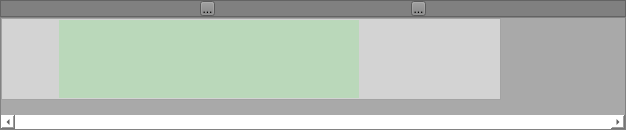
hiergaut/AnimTimeline, file testAnimTimeline/animtimeline.ui: the form before one commit.
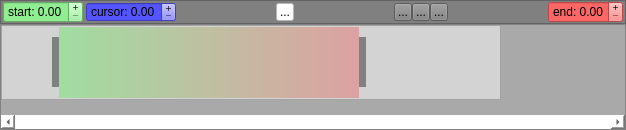
The form after the commit. Icons and pictures are not drawn. Custom widgets are drawn as their Qt base class.

```diff
--- a/testAnimTimeline/animtimeline.ui
+++ b/testAnimTimeline/animtimeline.ui
@@ -53,7 +53,7 @@
    <item>
     <widget class="QFrame" name="frame_buttons">
      <property name="sizePolicy">
-      <sizepolicy hsizetype="Preferred" vsizetype="Fixed">
+      <sizepolicy hsizetype="MinimumExpanding" vsizetype="Fixed">
        <horstretch>0</horstretch>
        <verstretch>0</verstretch>
       </sizepolicy>
@@ -61,7 +61,7 @@
      <property name="minimumSize">
       <size>
        <width>0</width>
-       <height>15</height>
+       <height>22</height>
       </size>
      </property>
      <property name="styleSheet">
@@ -73,15 +73,27 @@
      <property name="frameShadow">
       <enum>QFrame::Raised</enum>
      </property>
+     <property name="lineWidth">
+      <number>1</number>
+     </property>
      <layout class="QHBoxLayout" name="horizontalLayout">
+      <property name="spacing">
+       <number>0</number>
+      </property>
+      <property name="leftMargin">
+       <number>2</number>
+      </property>
       <property name="topMargin">
        <number>0</number>
       </property>
+      <property name="rightMargin">
+       <number>2</number>
+      </property>
       <property name="bottomMargin">
        <number>0</number>
       </property>
       <item>
-       <widget class="QToolButton" name="toolButton_5">
+       <widget class="QDoubleSpinBox" name="doubleSpinBox">
         <property name="sizePolicy">
          <sizepolicy hsizetype="Fixed" vsizetype="Fixed">
           <horstretch>0</horstretch>
@@ -96,23 +108,42 @@
         </property>
         <property name="maximumSize">
          <size>
-          <width>15</width>
-          <height>15</height>
+          <width>80</width>
+          <height>16777215</height>
          </size>
         </property>
-        <property name="text">
-         <string>...</string>
+        <property name="styleSheet">
+         <string notr="true">background-color: lightgreen</string>
         </property>
-        <property name="iconSize">
+        <property name="buttonSymbols">
+         <enum>QAbstractSpinBox::PlusMinus</enum>
+        </property>
+        <property name="prefix">
+         <string>start: </string>
+        </property>
+        <property name="decimals">
+         <number>2</number>
+        </property>
+       </widget>
+      </item>
+      <item>
+       <spacer name="horizontalSpacer_4">
+        <property name="orientation">
+         <enum>Qt::Horizontal</enum>
+        </property>
+        <property name="sizeType">
+         <enum>QSizePolicy::Minimum</enum>
+        </property>
+        <property name="sizeHint" stdset="0">
          <size>
-          <width>10</width>
-          <height>10</height>
+          <width>3</width>
+          <height>20</height>
          </size>
         </property>
-       </widget>
+       </spacer>
       </item>
       <item>
-       <widget class="QToolButton" name="toolButton">
+       <widget class="QDoubleSpinBox" name="doubleSpinBox_3">
         <property name="sizePolicy">
          <sizepolicy hsizetype="Fixed" vsizetype="Fixed">
           <horstretch>0</horstretch>
@@ -121,24 +152,171 @@
         </property>
         <property name="minimumSize">
          <size>
-          <width>10</width>
-          <height>10</height>
+          <width>70</width>
+          <height>0</height>
          </size>
         </property>
         <property name="maximumSize">
          <size>
+          <width>90</width>
+          <height>20</height>
+         </size>
+        </property>
+        <property name="styleSheet">
+         <string notr="true">background-color: #5555ff</string>
+        </property>
+        <property name="buttonSymbols">
+         <enum>QAbstractSpinBox::PlusMinus</enum>
+        </property>
+        <property name="prefix">
+         <string>cursor: </string>
+        </property>
+        <property name="decimals">
+         <number>2</number>
+        </property>
+       </widget>
+      </item>
+      <item>
+       <spacer name="horizontalSpacer_3">
+        <property name="orientation">
+         <enum>Qt::Horizontal</enum>
+        </property>
+        <property name="sizeType">
+         <enum>QSizePolicy::Expanding</enum>
+        </property>
+        <property name="sizeHint" stdset="0">
+         <size>
+          <width>40</width>
+          <height>20</height>
+         </size>
+        </property>
+       </spacer>
+      </item>
+      <item>
+       <widget class="QToolButton" name="toolButton_keyPose">
+        <property name="sizePolicy">
+         <sizepolicy hsizetype="Fixed" vsizetype="Fixed">
+          <horstretch>0</horstretch>
+          <verstretch>0</verstretch>
+         </sizepolicy>
+        </property>
+        <property name="maximumSize">
+         <size>
+          <width>18</width>
+          <height>18</height>
+         </size>
+        </property>
+        <property name="styleSheet">
+         <string notr="true">background-color:white;</string>
+        </property>
+        <property name="text">
+         <string>...</string>
+        </property>
+        <property name="icon">
+         <iconset resource="timeline.qrc">
+          <normaloff>:/images/key.png</normaloff>:/images/key.png</iconset>
+        </property>
+        <property name="iconSize">
+         <size>
           <width>15</width>
           <height>15</height>
          </size>
         </property>
+       </widget>
+      </item>
+      <item>
+       <spacer name="horizontalSpacer_5">
+        <property name="orientation">
+         <enum>Qt::Horizontal</enum>
+        </property>
+        <property name="sizeHint" stdset="0">
+         <size>
+          <width>40</width>
+          <height>20</height>
+         </size>
+        </property>
+       </spacer>
+      </item>
+      <item>
+       <widget class="QToolButton" name="toolButton_2">
+        <property name="maximumSize">
+         <size>
+          <width>18</width>
+          <height>18</height>
+         </size>
+        </property>
         <property name="text">
          <string>...</string>
         </property>
-        <property name="iconSize">
+       </widget>
+      </item>
+      <item>
+       <widget class="QToolButton" name="toolButton_3">
+        <property name="maximumSize">
          <size>
-          <width>10</width>
-          <height>10</height>
+          <width>18</width>
+          <height>18</height>
          </size>
+        </property>
+        <property name="text">
+         <string>...</string>
+        </property>
+       </widget>
+      </item>
+      <item>
+       <widget class="QToolButton" name="toolButton_4">
+        <property name="maximumSize">
+         <size>
+          <width>18</width>
+          <height>18</height>
+         </size>
+        </property>
+        <property name="text">
+         <string>...</string>
+        </property>
+       </widget>
+      </item>
+      <item>
+       <spacer name="horizontalSpacer">
+        <property name="orientation">
+         <enum>Qt::Horizontal</enum>
+        </property>
+        <property name="sizeHint" stdset="0">
+         <size>
+          <width>40</width>
+          <height>20</height>
+         </size>
+        </property>
+       </spacer>
+      </item>
+      <item>
+       <widget class="QDoubleSpinBox" name="doubleSpinBox_2">
+        <property name="sizePolicy">
+         <sizepolicy hsizetype="Fixed" vsizetype="Fixed">
+          <horstretch>0</horstretch>
+          <verstretch>0</verstretch>
+         </sizepolicy>
+        </property>
+        <property name="minimumSize">
+         <size>
+          <width>61</width>
+          <height>0</height>
+         </size>
+        </property>
+        <property name="maximumSize">
+         <size>
+          <width>75</width>
+          <height>16777215</height>
+         </size>
+        </property>
+        <property name="styleSheet">
+         <string notr="true">background-color: #ff6666</string>
+        </property>
+        <property name="buttonSymbols">
+         <enum>QAbstractSpinBox::PlusMinus</enum>
+        </property>
+        <property name="prefix">
+         <string>end: </string>
         </property>
        </widget>
       </item>
@@ -177,7 +355,7 @@
         <x>0</x>
         <y>0</y>
         <width>500</width>
-        <height>98</height>
+        <height>93</height>
        </rect>
       </property>
       <property name="sizePolicy">
@@ -320,6 +498,9 @@
             <property name="cursor">
              <cursorShape>SizeHorCursor</cursorShape>
             </property>
+            <property name="styleSheet">
+             <string notr="true">background-color: gray;</string>
+            </property>
             <property name="text">
              <string/>
             </property>
@@ -343,7 +524,7 @@
              </size>
             </property>
             <property name="styleSheet">
-             <string notr="true">background-color: qlineargradient(spread:pad, x1: 0 y1: 0, x2: 0 y2: 1, stop:0 rgba(0,255, 0, 30), stop:1 rgba(0, 255, 0, 30));
+             <string notr="true">background-color: qlineargradient(spread:pad, x1: 0 y1: 0, x2: 1 y2: 0, stop:0 rgba(0,255, 0, 60), stop:1 rgba(255, 0, 0, 60));
 border: 0px;</string>
             </property>
             <property name="frameShape">
@@ -374,6 +555,9 @@
             <property name="cursor">
              <cursorShape>SizeHorCursor</cursorShape>
             </property>
+            <property name="styleSheet">
+             <string notr="true">background-color: gray;</string>
+            </property>
             <property name="text">
              <string/>
             </property>
```
Left out of the diff: 39 changed lines with no effect on the pictures.
